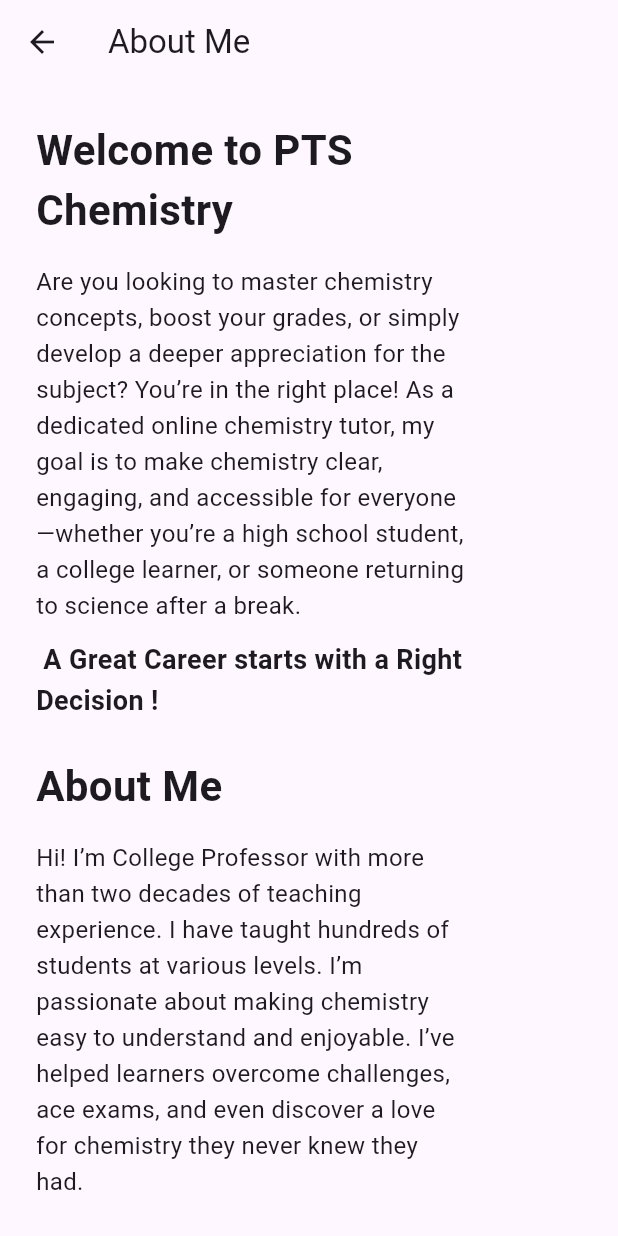
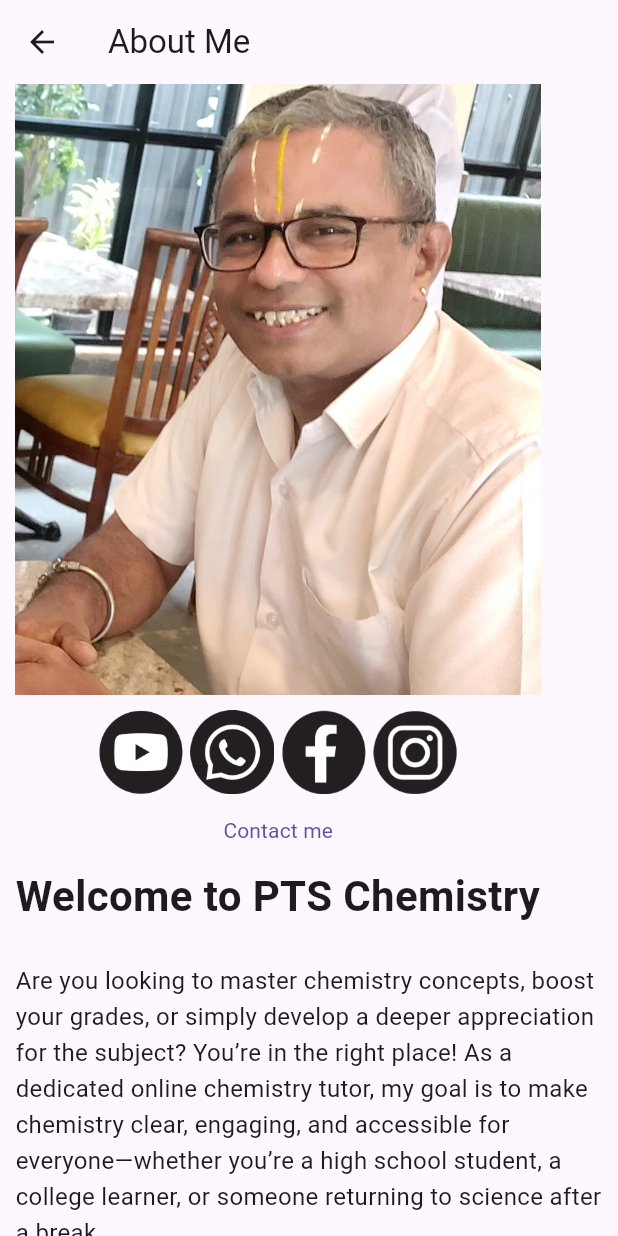
Before and after one commit to Srijen-Raja/PTSChemistry, a Flutter app: the AboutPage screen opened by its route, on a phone screen of 412 x 824 dp. Run offline on Flutter 3.47's test engine with Material 3 defaults, Android fonts, the light colour scheme and no system bars; missing offline and left inert: carousel_slider_plus; Roboto replaces fonts that are missing (Georgia).

Commit message:
Basic UI

```diff
--- a/lib/about_page.dart
+++ b/lib/about_page.dart
@@ -12,73 +12,15 @@ class AboutPage extends StatelessWidget {
       appBar: AppBar(
         title: const Text('About Me'),
       ),
-      body: SingleChildScrollView(
-        padding: EdgeInsets.all(24.0),
-        child: Row(children: [
-          SizedBox(width: wid*0.7,child:
-          Column(
-          crossAxisAlignment: CrossAxisAlignment.start,
-          children: <Widget>[
-            Text(
-                'Welcome to PTS Chemistry',
-              style: TextStyle(fontSize: 28, fontWeight: FontWeight.bold),
-              softWrap: true,
-            ),
-            SizedBox(height: 16),
-            Text(
-              'Are you looking to master chemistry concepts, boost your grades, or simply develop a deeper appreciation for the subject? You’re in the right place! As a dedicated online chemistry tutor, my goal is to make chemistry clear, engaging, and accessible for everyone—whether you’re a high school student, a college learner, or someone returning to science after a break.',
-              style: TextStyle(fontSize: 16, height: 1.5),
-              softWrap: true,
-            ),
-            SizedBox(height: 10,),Text(
-              ' A Great Career starts with a Right Decision !',
-              style: TextStyle(fontWeight: FontWeight.bold,fontSize: 18, height: 1.5),
-              softWrap: true,
-            ),
-            SizedBox(height: 24),
-            Text(
-              'About Me',
-              style: TextStyle(fontSize: 28, fontWeight: FontWeight.bold),
-              softWrap: true,
-            ),
-            SizedBox(height: 16),
-            Text(
-              'Hi! I’m College Professor with more than two decades of teaching experience. I have taught hundreds of students at various levels. I’m passionate about making chemistry easy to understand and enjoyable. I’ve helped learners overcome challenges, ace exams, and even discover a love for chemistry they never knew they had.',
-              style: TextStyle(fontSize: 16, height: 1.5),
-              softWrap: true,
-            ),
-            SizedBox(height: 24,),
-            Text(
-              'What I Offer',
-              style: TextStyle(fontSize: 28, fontWeight: FontWeight.bold),
-              softWrap: true,
-            ),
-            SizedBox(height: 16),
-            Text(
-              ' Personalized Lessons: Every student learns differently. I tailor my teaching style and materials to fit your individual needs and learning pace.\n Exam Preparation: Need help preparing for an upcoming test or exam? I’ll guide you through key concepts, problem-solving techniques, and effective study strategies.\n Homework Assistance: Stuck on a tricky assignment? I’m here to break down complex problems and make homework less stressful.\n Foundations to Advanced Topics: From the basics of atoms and molecules to advanced organic and inorganic chemistry, I cover it all.\n Graded Online Tests: I give regular tests with instant grading on the topics covered in each class for better grasp of the subject and make it easy to remember.\n Interactive Learning: Use of digital whiteboards, quizzes, and real-time feedback.\n Resource Library: Access to curated study notes, practice questions, and helpful resources.',
-              style: TextStyle(fontSize: 16, height: 1.5),
-              softWrap: true,
-            ),
-            SizedBox(height: 20,),
-            Text(
-              'Let’s Start Your Chemistry Journey!',
-              style: TextStyle(fontSize: 28, fontWeight: FontWeight.bold),
-            ),
-            SizedBox(height: 16),
-            Text(
-              'Whether you’re aiming for top grades, preparing for competitive exams, or simply want to build your confidence in chemistry, I’m here to support you every step of the way. Explore the blog for free tips and resources, or Contact Me to book your first session.\n\nChemistry doesn\’t have to be confusing or intimidating—it can be fun and rewarding! Let/’s unlock your potential together.',
-              style: TextStyle(fontSize: 16, height: 1.5),
-            ),
-          ],
-        ),),
-          SizedBox(width: 10,),
-          (wid>hei)?Column(
+      body: Row(children: [
+          (wid*0.95>hei)?Column(
             children: [
-            SizedBox(width: wid*0.26,height: hei,child:
+              SizedBox(width: wid*0.3,child:
               Column(
                 mainAxisAlignment: MainAxisAlignment.start,
                 children: [
                   Image.asset("images/pts-12.jpg"),
+                  SizedBox(height: 10,),
                   Row(
                     mainAxisAlignment: MainAxisAlignment.center,
                     children: [
@@ -109,16 +51,142 @@ class AboutPage extends StatelessWidget {
                         if (!await launchUrl(url)) {
                           print("cant open");
                         }
-                      },elevation: 0,hoverElevation: 10,splashColor: Colors.deepPurple,backgroundColor: Colors.transparent, child: Image.asset("images/instagram.png"),)],
-                  )
+                      },elevation: 0,hoverElevation: 10,splashColor: Colors.deepPurple,backgroundColor: Colors.transparent, child: Image.asset("images/instagram.png"),),
+                    ],
+                  ),
+                  Center(child: TextButton(onPressed: () => Navigator.pushNamed(context, '/contact'),style: ButtonStyle(
+                    // This removes the hover effect
+                    overlayColor: MaterialStateProperty.resolveWith<Color?>(
+                          (Set<MaterialState> states) {
+                        if (states.contains(MaterialState.hovered)) {
+                          return Colors.transparent;
+                        }
+                        return null; // Defer to the widget's default.
+                      },
+                    ),
+                  ), child: Text("Contact me",style: TextStyle(fontSize: 14,fontWeight: FontWeight.normal),)),)
                 ],),
 
               ),
             ],
           ):SizedBox.shrink(),
-        ],)
+          Spacer(flex: 1,),
+          SizedBox(width: (wid>hei)?wid*0.6:wid*0.95  ,child:
+              SingleChildScrollView(child:
+          Column(
+          crossAxisAlignment: CrossAxisAlignment.start,
+          children: <Widget>[
+            (wid*0.95<= hei)?Row(
+              children: [
+                SizedBox(width: wid*0.85,child:
+                Column(
+                  children: [
+                    Image.asset("images/pts-12.jpg"),
+                    SizedBox(height: 10,),
+                    Row(
+                      mainAxisAlignment: MainAxisAlignment.center,
+                      children: [
+                        FloatingActionButton(onPressed: () async {
+                          final Uri url = Uri.parse('https://www.youtube.com/@SrinivasanPT');
+                          if (!await launchUrl(url)) {
+                            print("cant open");
+                          }
+                        }
+                            ,elevation: 0, hoverElevation: 10,splashColor: Colors.deepPurple,backgroundColor: Colors.transparent,child: Image.asset("images/youtube.png")),
+                        SizedBox(width: 5,),
+                        FloatingActionButton(onPressed: () async {
+                          final Uri url = Uri.parse('https://api.whatsapp.com/send/?phone=917448961696&text&type=phone_number&app_absent=0');
+                          if (!await launchUrl(url)) {
+                            print("cant open");
+                          }
+                        },elevation: 0,hoverElevation: 10,splashColor: Colors.deepPurple,backgroundColor: Colors.transparent ,child: Image.asset("images/whatsapp.png")),
+                        SizedBox(width: 5,),
+                        FloatingActionButton(onPressed: () async {
+                          final Uri url = Uri.parse('https://www.facebook.com/PaadhoorThiruvengadachariSrinivasan/');
+                          if (!await launchUrl(url)) {
+                            print("cant open");
+                          }
+                        },elevation: 0,hoverElevation: 10,splashColor: Colors.deepPurple,backgroundColor: Colors.transparent, child: Image.asset("images/facebook.png")),
+                        SizedBox(width: 5,),
+                        FloatingActionButton(onPressed: () async {
+                          final Uri url = Uri.parse('https://www.instagram.com/profpts/');
+                          if (!await launchUrl(url)) {
+                            print("cant open");
+                          }
+                        },elevation: 0,hoverElevation: 10,splashColor: Colors.deepPurple,backgroundColor: Colors.transparent, child: Image.asset("images/instagram.png"),),
+                      ],
+                    ),
+                    Center(child: TextButton(onPressed: () => Navigator.pushNamed(context, '/contact'),style: ButtonStyle(
+                      // This removes the hover effect
+                      overlayColor: MaterialStateProperty.resolveWith<Color?>(
+                            (Set<MaterialState> states) {
+                          if (states.contains(MaterialState.hovered)) {
+                            return Colors.transparent;
+                          }
+                          return null; // Defer to the widget's default.
+                        },
+                      ),
+                    ), child: Text("Contact me",style: TextStyle(fontSize: 14,fontWeight: FontWeight.normal),)),)
+                  ],),
 
                 ),
+              ],
+            ):SizedBox.shrink(),
+            Text(
+                'Welcome to PTS Chemistry',
+              style: TextStyle(fontSize: 28, fontWeight: FontWeight.bold),
+              softWrap: true,
+            ),
+            SizedBox(height: 25),
+            Text(
+              'Are you looking to master chemistry concepts, boost your grades, or simply develop a deeper appreciation for the subject? You’re in the right place! As a dedicated online chemistry tutor, my goal is to make chemistry clear, engaging, and accessible for everyone—whether you’re a high school student, a college learner, or someone returning to science after a break.',
+              style: TextStyle(fontSize: 16, height: 1.5),
+              softWrap: true,
+            ),
+            SizedBox(height: 10,),Text(
+              ' A Great Career starts with a Right Decision !',
+              style: TextStyle(fontWeight: FontWeight.bold,fontSize: 18, height: 1.5),
+              softWrap: true,
+            ),
+            SizedBox(height: 30),
+            Text(
+              'About Me',
+              style: TextStyle(fontSize: 28, fontWeight: FontWeight.bold),
+              softWrap: true,
+            ),
+            SizedBox(height: 16),
+            Text(
+              'Hi! I’m College Professor with more than two decades of teaching experience. I have taught hundreds of students at various levels. I’m passionate about making chemistry easy to understand and enjoyable. I’ve helped learners overcome challenges, ace exams, and even discover a love for chemistry they never knew they had.',
+              style: TextStyle(fontSize: 16, height: 1.5),
+              softWrap: true,
+            ),
+            SizedBox(height: 30,),
+            Text(
+              'What I Offer',
+              style: TextStyle(fontSize: 28, fontWeight: FontWeight.bold),
+              softWrap: true,
+            ),
+            SizedBox(height: 16),
+            Text(
+              ' Personalized Lessons: Every student learns differently. I tailor my teaching style and materials to fit your individual needs and learning pace.\n Exam Preparation: Need help preparing for an upcoming test or exam? I’ll guide you through key concepts, problem-solving techniques, and effective study strategies.\n Homework Assistance: Stuck on a tricky assignment? I’m here to break down complex problems and make homework less stressful.\n Foundations to Advanced Topics: From the basics of atoms and molecules to advanced organic and inorganic chemistry, I cover it all.\n Graded Online Tests: I give regular tests with instant grading on the topics covered in each class for better grasp of the subject and make it easy to remember.\n Interactive Learning: Use of digital whiteboards, quizzes, and real-time feedback.\n Resource Library: Access to curated study notes, practice questions, and helpful resources.',
+              style: TextStyle(fontSize: 16, height: 1.5),
+              softWrap: true,
+            ),
+            SizedBox(height: 30,),
+            Text(
+              'Let’s Start Your Chemistry Journey!',
+              style: TextStyle(fontSize: 28, fontWeight: FontWeight.bold),
+            ),
+            SizedBox(height: 16),
+            Text(
+              'Whether you’re aiming for top grades, preparing for competitive exams, or simply want to build your confidence in chemistry, I’m here to support you every step of the way. Explore the blog for free tips and resources, or Contact Me to book your first session.\n\nChemistry doesn\’t have to be confusing or intimidating—it can be fun and rewarding! Let\’s unlock your potential together.',
+              style: TextStyle(fontSize: 16, height: 1.5),
+            ),
+            SizedBox(height: 50),
+          ],
+        ),),),
+        Spacer(flex: 1,),
+        ],)
     );
   }
 }
```
Lines whose indentation alone changed are shown as unchanged.
